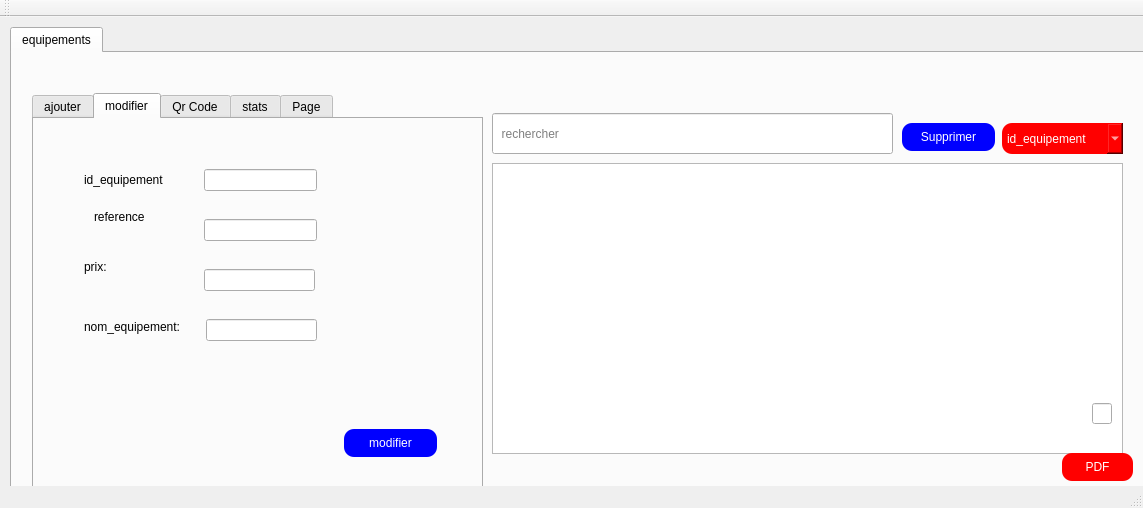
The window that mainwindow.ui (ghazy001/ambulance_agency) describes before a commit, drawn with Qt 5.
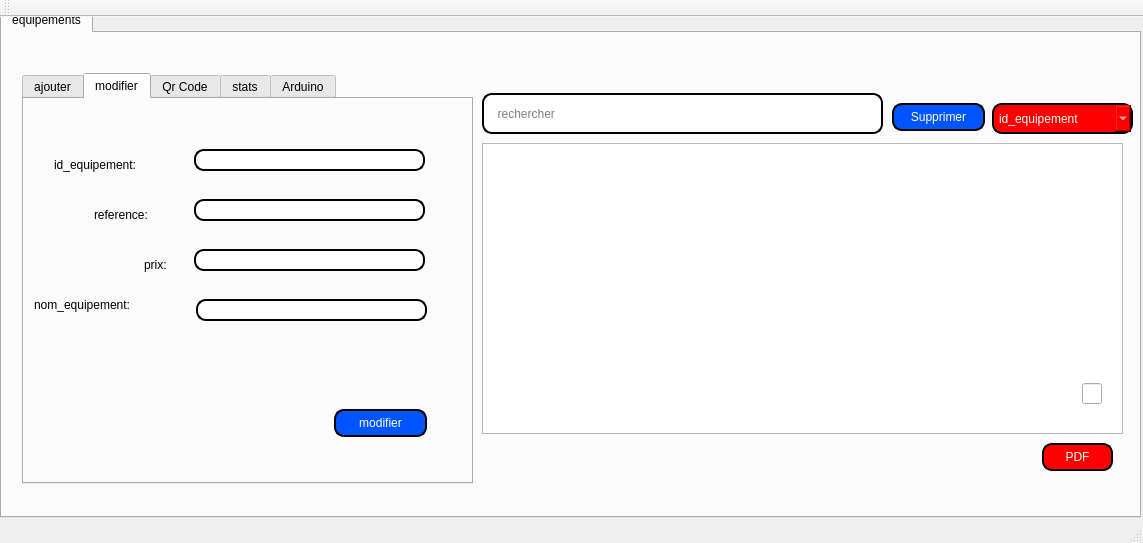
The same window after the commit. The open tabs and pages were chosen to show the change. Icons and pictures are not drawn.

The edit to the form file:
```diff
--- a/mainwindow.ui
+++ b/mainwindow.ui
@@ -7,7 +7,7 @@
     <x>0</x>
     <y>0</y>
     <width>1143</width>
-    <height>508</height>
+    <height>543</height>
    </rect>
   </property>
   <property name="windowTitle">
@@ -17,8 +17,8 @@
    <widget class="QTabWidget" name="tabWidget">
     <property name="geometry">
      <rect>
-      <x>10</x>
-      <y>10</y>
+      <x>0</x>
+      <y>-10</y>
       <width>1141</width>
       <height>511</height>
      </rect>
@@ -36,7 +36,7 @@
         <x>20</x>
         <y>40</y>
         <width>451</width>
-        <height>401</height>
+        <height>411</height>
        </rect>
       </property>
       <property name="currentIndex">
@@ -166,14 +166,17 @@
        <widget class="QLabel" name="label_11">
         <property name="geometry">
          <rect>
-          <x>60</x>
-          <y>90</y>
-          <width>56</width>
-          <height>16</height>
+          <x>70</x>
+          <y>100</y>
+          <width>91</width>
+          <height>31</height>
          </rect>
         </property>
+        <property name="styleSheet">
+         <string notr="true">font: 11pt &quot;Myanmar Text&quot;;</string>
+        </property>
         <property name="text">
-         <string>reference</string>
+         <string>reference:</string>
         </property>
        </widget>
        <widget class="QLineEdit" name="id_e_2">
@@ -181,20 +184,31 @@
          <rect>
           <x>170</x>
           <y>50</y>
-          <width>113</width>
+          <width>231</width>
           <height>22</height>
          </rect>
         </property>
+        <property name="styleSheet">
+         <string notr="true">background-color: rgb(255, 255, 255);
+                       border: 2px solid black;
+                       color: black;
+                       padding: 5px;
+                       border-radius:10px;
+font: 75 8pt &quot;MS Shell Dlg 2&quot;;</string>
+        </property>
        </widget>
        <widget class="QLabel" name="label_7">
         <property name="geometry">
          <rect>
-          <x>50</x>
-          <y>200</y>
-          <width>111</width>
-          <height>16</height>
+          <x>10</x>
+          <y>190</y>
+          <width>151</width>
+          <height>31</height>
          </rect>
         </property>
+        <property name="styleSheet">
+         <string notr="true">font: 11pt &quot;Myanmar Text&quot;;</string>
+        </property>
         <property name="text">
          <string>nom_equipement:</string>
         </property>
@@ -204,20 +218,31 @@
          <rect>
           <x>172</x>
           <y>200</y>
-          <width>111</width>
+          <width>231</width>
           <height>22</height>
          </rect>
         </property>
+        <property name="styleSheet">
+         <string notr="true">background-color: rgb(255, 255, 255);
+                       border: 2px solid black;
+                       color: black;
+                       padding: 5px;
+                       border-radius:10px;
+font: 75 8pt &quot;MS Shell Dlg 2&quot;;</string>
+        </property>
        </widget>
        <widget class="QLabel" name="label_8">
         <property name="geometry">
          <rect>
-          <x>50</x>
-          <y>140</y>
+          <x>120</x>
+          <y>150</y>
           <width>81</width>
-          <height>16</height>
+          <height>31</height>
          </rect>
         </property>
+        <property name="styleSheet">
+         <string notr="true">font: 11pt &quot;Myanmar Text&quot;;</string>
+        </property>
         <property name="text">
          <string>prix:</string>
         </property>
@@ -227,32 +252,51 @@
          <rect>
           <x>170</x>
           <y>150</y>
-          <width>111</width>
+          <width>231</width>
           <height>22</height>
          </rect>
         </property>
+        <property name="styleSheet">
+         <string notr="true">background-color: rgb(255, 255, 255);
+                       border: 2px solid black;
+                       color: black;
+                       padding: 5px;
+                       border-radius:10px;
+font: 75 8pt &quot;MS Shell Dlg 2&quot;;</string>
+        </property>
        </widget>
        <widget class="QLineEdit" name="ref_e_2">
         <property name="geometry">
          <rect>
           <x>170</x>
           <y>100</y>
-          <width>113</width>
+          <width>231</width>
           <height>22</height>
          </rect>
         </property>
+        <property name="styleSheet">
+         <string notr="true">background-color: rgb(255, 255, 255);
+                       border: 2px solid black;
+                       color: black;
+                       padding: 5px;
+                       border-radius:10px;
+font: 75 8pt &quot;MS Shell Dlg 2&quot;;</string>
+        </property>
        </widget>
        <widget class="QLabel" name="label_10">
         <property name="geometry">
          <rect>
-          <x>50</x>
+          <x>30</x>
           <y>50</y>
-          <width>101</width>
-          <height>21</height>
+          <width>131</width>
+          <height>31</height>
          </rect>
         </property>
+        <property name="styleSheet">
+         <string notr="true">font: 11pt &quot;Myanmar Text&quot;;</string>
+        </property>
         <property name="text">
-         <string>id_equipement </string>
+         <string>id_equipement:</string>
         </property>
        </widget>
        <widget class="QPushButton" name="pushButton_2">
@@ -265,11 +309,14 @@
          </rect>
         </property>
         <property name="styleSheet">
-         <string notr="true">background-color:blue ;
-font 700 10pt &quot;segoe Print&quot; ;
-color:white ;
-border-radius : 10px ;
-</string>
+         <string notr="true">font: 75 16pt &quot;Modern&quot;;
+                 
+background-color: rgb(0, 85, 255);
+                       border: 2px solid black;
+                       color: white;
+                       padding: 5px;
+border-radius:10px;
+font: 87 10pt &quot;Arial&quot;;</string>
         </property>
         <property name="text">
          <string>modifier</string>
@@ -399,7 +446,7 @@
       </widget>
       <widget class="QWidget" name="tab_2">
        <attribute name="title">
-        <string>Page</string>
+        <string>Arduino</string>
        </attribute>
        <widget class="QPushButton" name="pushButton">
         <property name="geometry">
@@ -496,7 +543,7 @@
        <rect>
         <x>480</x>
         <y>110</y>
-        <width>631</width>
+        <width>641</width>
         <height>291</height>
        </rect>
       </property>
@@ -530,7 +577,7 @@
      <widget class="QWidget" name="widget" native="true">
       <property name="geometry">
        <rect>
-        <x>960</x>
+        <x>1010</x>
         <y>320</y>
         <width>120</width>
         <height>80</height>
@@ -549,6 +596,14 @@
         <height>41</height>
        </rect>
       </property>
+      <property name="styleSheet">
+       <string notr="true">background-color: rgb(255, 255, 255);
+                       border: 2px solid black;
+                       color: black;
+                       padding: 5px;
+                       border-radius:10px;
+font: 75 8pt &quot;MS Shell Dlg 2&quot;;</string>
+      </property>
       <property name="placeholderText">
        <string>  rechercher </string>
       </property>
@@ -563,11 +618,14 @@
        </rect>
       </property>
       <property name="styleSheet">
-       <string notr="true">background-color:blue ;
-font 700 10pt &quot;segoe Print&quot; ;
-color:white ;
-border-radius : 10px ;
-</string>
+       <string notr="true">font: 75 16pt &quot;Modern&quot;;
+                 
+background-color: rgb(0, 85, 255);
+                       border: 2px solid black;
+                       color: white;
+                       padding: 5px;
+border-radius:10px;
+font: 87 10pt &quot;Arial&quot;;</string>
       </property>
       <property name="text">
        <string>Supprimer</string>
@@ -578,17 +636,19 @@
        <rect>
         <x>990</x>
         <y>70</y>
-        <width>121</width>
+        <width>141</width>
         <height>31</height>
        </rect>
       </property>
       <property name="styleSheet">
-       <string notr="true">background-color:red
- ;
-font 700 10pt &quot;segoe Print&quot; ;
-color:white ;
-border-radius : 10px ;
-</string>
+       <string notr="true">font: 75 16pt &quot;Modern&quot;;
+                 
+background-color: rgb(255, 0, 0);
+                       border: 2px solid black;
+                       color: white;
+                       padding: 5px;
+border-radius:10px;
+font: 87 10pt &quot;Arial&quot;;</string>
       </property>
       <item>
        <property name="text">
@@ -614,18 +674,21 @@
      <widget class="QPushButton" name="pushButton_3">
       <property name="geometry">
        <rect>
-        <x>1050</x>
-        <y>400</y>
+        <x>1040</x>
+        <y>410</y>
         <width>71</width>
         <height>28</height>
        </rect>
       </property>
       <property name="styleSheet">
-       <string notr="true">background-color:red ;
-font 700 10pt &quot;segoe Print&quot; ;
-color:white ;
-border-radius : 10px ;
-</string>
+       <string notr="true">font: 75 16pt &quot;Modern&quot;;
+                 
+background-color: rgb(255, 0, 0);
+                       border: 2px solid black;
+                       color: white;
+                       padding: 5px;
+border-radius:10px;
+font: 87 10pt &quot;Arial&quot;;</string>
       </property>
       <property name="text">
        <string>PDF</string>
```
Left out of the diff: 182 changed lines with no effect on the pictures.
